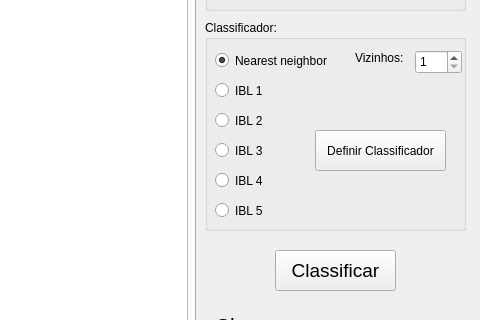
renannetto/reconhecimento-padroes, file mainwindow.ui: the form before one commit; both pictures show x 455 to 935 and y 126 to 446 of the 935 by 664 pixel window.
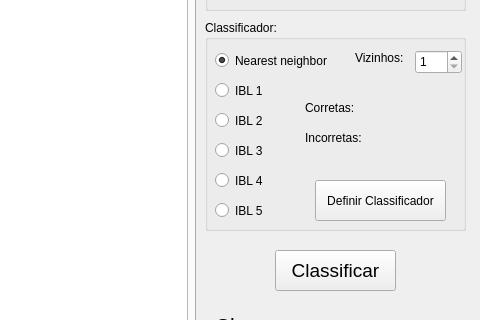
The form after the commit. Custom widgets are drawn as their Qt base class.

```diff
--- a/mainwindow.ui
+++ b/mainwindow.ui
@@ -370,7 +370,7 @@
      <property name="geometry">
       <rect>
        <x>110</x>
-       <y>110</y>
+       <y>160</y>
        <width>131</width>
        <height>41</height>
       </rect>
@@ -379,6 +379,58 @@
       <string>Definir Classificador</string>
      </property>
     </widget>
+    <widget class="QLabel" name="label_6">
+     <property name="geometry">
+      <rect>
+       <x>100</x>
+       <y>80</y>
+       <width>61</width>
+       <height>16</height>
+      </rect>
+     </property>
+     <property name="text">
+      <string>Corretas: </string>
+     </property>
+    </widget>
+    <widget class="QLabel" name="label_7">
+     <property name="geometry">
+      <rect>
+       <x>100</x>
+       <y>110</y>
+       <width>71</width>
+       <height>16</height>
+      </rect>
+     </property>
+     <property name="text">
+      <string>Incorretas: </string>
+     </property>
+    </widget>
+    <widget class="QLabel" name="corretas">
+     <property name="geometry">
+      <rect>
+       <x>180</x>
+       <y>80</y>
+       <width>61</width>
+       <height>16</height>
+      </rect>
+     </property>
+     <property name="text">
+      <string/>
+     </property>
+    </widget>
+    <widget class="QLabel" name="incorretas">
+     <property name="geometry">
+      <rect>
+       <x>180</x>
+       <y>110</y>
+       <width>71</width>
+       <height>16</height>
+      </rect>
+     </property>
+     <property name="text">
+      <string/>
+     </property>
+    </widget>
    </widget>
   </widget>
   <widget class="QMenuBar" name="menuBar">
```
